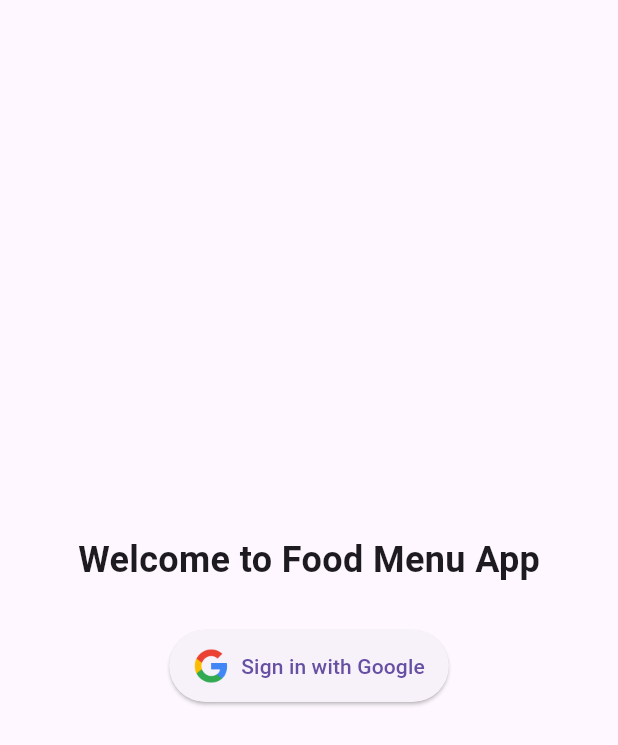
After one commit to QiaoZhennn/f_food_menu, a Flutter app: the screen it shows after launch, after a tap on "Sign in with Google", on a phone screen of 412 x 824 dp. The commit adds this screen. Shown: the top 745 px of the screen. Run offline on Flutter 3.47's test engine with Material 3 defaults, Android fonts, the light colour scheme and no system bars; our stand-ins replace cloud_firestore, firebase_auth, firebase_core, google_sign_in, image_picker, shared_preferences; accounts and stored records are empty.

Commit message:
add user auth feature

```diff
--- a/lib/main.dart
+++ b/lib/main.dart
@@ -1,5 +1,6 @@
 import 'package:flutter/material.dart';
 import 'package:firebase_core/firebase_core.dart';
+// import 'package:cloud_firestore/cloud_firestore.dart';
 import 'firebase_options.dart';
 import 'pages/home_page.dart';
 
@@ -9,6 +10,9 @@ void main() async {
   await Firebase.initializeApp(
     options: DefaultFirebaseOptions.currentPlatform,
   );
+
+  // Initialize Firestore with custom database
+  // FirebaseFirestore.instanceFor(app: app, databaseId: 'f-food-menu-db');
 
   runApp(const MyApp());
 }
--- /dev/null
+++ b/lib/models/user_model.dart
@@ -0,0 +1,34 @@
+import 'package:cloud_firestore/cloud_firestore.dart';
+import 'package:firebase_auth/firebase_auth.dart';
+
+class UserModel {
+  final String uid;
+  final String email;
+  final String name;
+  final DateTime createdAt;
+
+  UserModel({
+    required this.uid,
+    required this.email,
+    required this.name,
+    required this.createdAt,
+  });
+
+  Map<String, dynamic> toMap() {
+    return {
+      'uid': uid,
+      'email': email,
+      'name': name,
+      'createdAt': FieldValue.serverTimestamp(),
+    };
+  }
+
+  factory UserModel.fromFirebase(UserCredential credential) {
+    return UserModel(
+      uid: credential.user?.uid ?? '',
+      email: credential.user?.email ?? '',
+      name: credential.user?.displayName ?? '',
+      createdAt: DateTime.now(),
+    );
+  }
+}
--- /dev/null
+++ b/lib/pages/auth_page.dart
@@ -0,0 +1,104 @@
+import 'package:flutter/material.dart';
+import 'package:firebase_auth/firebase_auth.dart';
+import 'package:google_sign_in/google_sign_in.dart';
+import 'package:cloud_firestore/cloud_firestore.dart';
+import 'package:shared_preferences/shared_preferences.dart';
+import '../models/user_model.dart';
+import 'package:flutter/foundation.dart' show kIsWeb;
+
+class AuthPage extends StatelessWidget {
+  final VoidCallback onSignedIn;
+
+  const AuthPage({super.key, required this.onSignedIn});
+
+  Future<void> _handleGoogleSignIn() async {
+    try {
+      late final UserCredential userCredential;
+
+      if (kIsWeb) {
+        // Web-specific sign in
+        GoogleAuthProvider googleProvider = GoogleAuthProvider();
+        userCredential =
+            await FirebaseAuth.instance.signInWithPopup(googleProvider);
+      } else {
+        // Mobile sign in
+        final GoogleSignInAccount? googleUser = await GoogleSignIn().signIn();
+        if (googleUser == null) return;
+
+        final GoogleSignInAuthentication googleAuth =
+            await googleUser.authentication;
+        final credential = GoogleAuthProvider.credential(
+          accessToken: googleAuth.accessToken,
+          idToken: googleAuth.idToken,
+        );
+
+        userCredential =
+            await FirebaseAuth.instance.signInWithCredential(credential);
+      }
+      print('User credential: ${userCredential.user?.uid}');
+
+      // Save user data to Firestore if it's a new user
+      if (userCredential.additionalUserInfo?.isNewUser ?? false) {
+        final user = UserModel.fromFirebase(userCredential);
+        print('New User: ${user.toMap()}');
+
+        // Use the configured Firestore instance
+        final firestore = FirebaseFirestore.instance;
+
+        try {
+          await firestore
+              .collection('users')
+              .doc(userCredential.user?.uid)
+              .set(user.toMap())
+              .timeout(const Duration(seconds: 10));
+          print('User saved to Firestore successfully');
+        } catch (e) {
+          print('Error saving to Firestore: $e');
+        }
+      }
+
+      // Store session locally
+      final prefs = await SharedPreferences.getInstance();
+      await prefs.setBool('isSignedIn', true);
+
+      onSignedIn();
+    } catch (e) {
+      debugPrint('Error signing in: $e');
+    }
+  }
+
+  @override
+  Widget build(BuildContext context) {
+    return Scaffold(
+      body: Center(
+        child: Column(
+          mainAxisAlignment: MainAxisAlignment.center,
+          children: [
+            const Text(
+              'Welcome to Food Menu App',
+              style: TextStyle(
+                fontSize: 24,
+                fontWeight: FontWeight.bold,
+              ),
+            ),
+            const SizedBox(height: 30),
+            ElevatedButton.icon(
+              onPressed: _handleGoogleSignIn,
+              icon: Image.asset(
+                'assets/icon/google_logo.png',
+                height: 24,
+              ),
+              label: const Text('Sign in with Google'),
+              style: ElevatedButton.styleFrom(
+                padding: const EdgeInsets.symmetric(
+                  horizontal: 16,
+                  vertical: 12,
+                ),
+              ),
+            ),
+          ],
+        ),
+      ),
+    );
+  }
+}
--- a/lib/pages/home_page.dart
+++ b/lib/pages/home_page.dart
@@ -3,6 +3,8 @@ import '../models/food_item.dart';
 import 'menu_list_page.dart';
 import 'extracted_menu_page.dart';
 import 'generated_image_page.dart';
+import 'package:shared_preferences/shared_preferences.dart';
+import 'auth_page.dart';
 
 class HomePage extends StatefulWidget {
   const HomePage({super.key});
@@ -16,6 +18,30 @@ class _HomePageState extends State<HomePage> {
   List<FoodItem>? _extractedItems;
   String? _generatedImageUrl;
   String? _generatedPrompt;
+  bool _isSignedIn = false;
+
+  @override
+  void initState() {
+    super.initState();
+    _checkSignInStatus();
+  }
+
+  Future<void> _checkSignInStatus() async {
+    final prefs = await SharedPreferences.getInstance();
+    final isSignedIn = prefs.getBool('isSignedIn') ?? false;
+
+    if (mounted) {
+      setState(() {
+        _isSignedIn = isSignedIn;
+      });
+    }
+  }
+
+  void _onSignedIn() {
+    setState(() {
+      _isSignedIn = true;
+    });
+  }
 
   void onMenuExtracted(List<FoodItem> items) {
     setState(() {
@@ -34,6 +60,10 @@ class _HomePageState extends State<HomePage> {
 
   @override
   Widget build(BuildContext context) {
+    if (!_isSignedIn) {
+      return AuthPage(onSignedIn: _onSignedIn);
+    }
+
     return Scaffold(
       body: IndexedStack(
         index: _selectedIndex,
--- a/pubspec.yaml
+++ b/pubspec.yaml
@@ -40,6 +40,8 @@ dependencies:
   firebase_storage: ^12.4.2  # If you need Storage
   js: ^0.6.7
   image: ^4.1.3
+  google_sign_in: ^6.1.6
+  shared_preferences: ^2.2.2
 
 dev_dependencies:
   flutter_test:
@@ -98,6 +100,7 @@ flutter:
 
   assets:
     - assets/image/
+    - assets/icon/
 
 # App icon configuration
 flutter_icons:
```
Also changed, not shown: assets/icon/google_logo.png (added), pubspec.lock, 3 other files.
